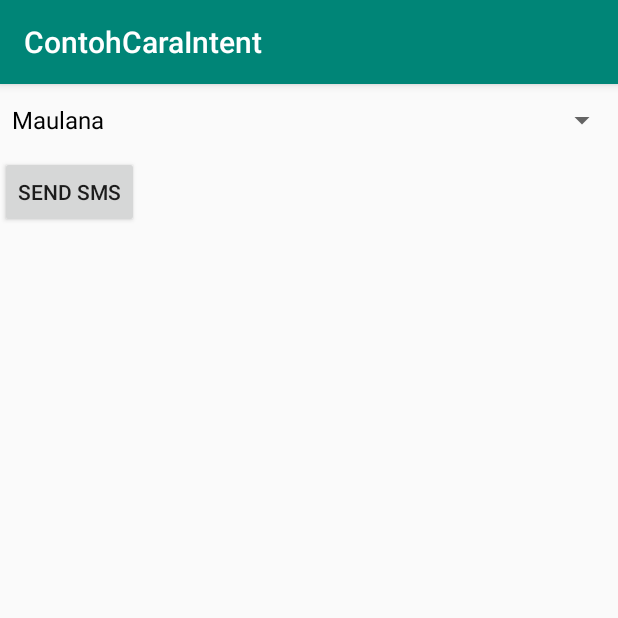
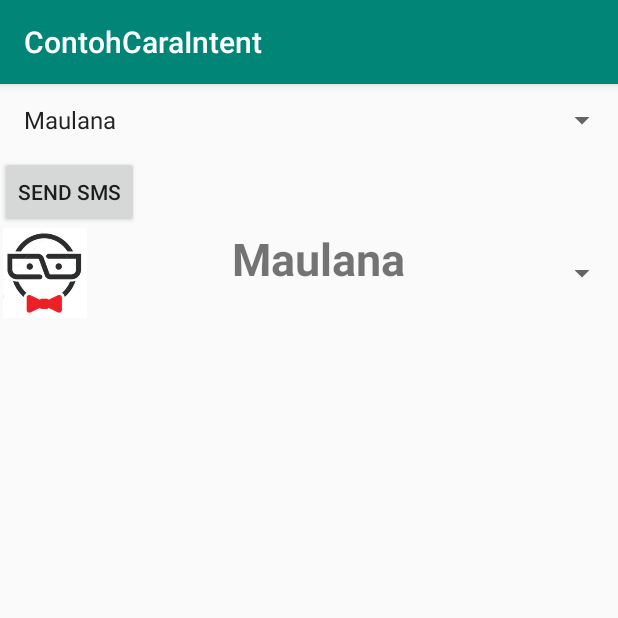
Before and after one commit to dewabrata/ContohCaraIntent, an Android app: the screen it shows after launch (Form1), on a phone screen of 412 x 824 dp, the top half of it. Run offline under Robolectric (Android 15) with nearby library versions, the phone set to English and light mode, and no system bars.

Commit message:
SpinnerCustom

```diff
--- a/app/src/main/java/com/juaracoding/contohcaraintent/Form1.java
+++ b/app/src/main/java/com/juaracoding/contohcaraintent/Form1.java
@@ -14,22 +14,25 @@ import android.widget.ListAdapter;
 import android.widget.SimpleAdapter;
 import android.widget.Spinner;
 
+import com.juaracoding.contohcaraintent.adapter.CustomAdapter;
+
 import java.util.List;
 
 public class Form1 extends AppCompatActivity {
 
-    Spinner list ;
+    Spinner list,list2 ;
     @Override
     protected void onCreate(Bundle savedInstanceState) {
         super.onCreate(savedInstanceState);
         setContentView(R.layout.list_layout);
 
         list = (Spinner)findViewById(R.id.spinner);
+        list2 = (Spinner)findViewById(R.id.spinner2);
 
 
 
         ArrayAdapter spinnerArrayAdapter = new ArrayAdapter(this,
-                android.R.layout.simple_spinner_dropdown_item,
+                android.R.layout.simple_list_item_1,
                 new DataFactory().createDataSimpleList());
 
         list.setAdapter(spinnerArrayAdapter);
@@ -43,6 +46,11 @@ public class Form1 extends AppCompatActivity {
 
             }
         });
+
+
+        CustomAdapter customAdapter = new CustomAdapter(this,
+                R.layout.list_item_custom,new DataFactory().createDataSimpleList());
+        list2.setAdapter(customAdapter);
     }
 
     public void callIntentSMS(){
--- /dev/null
+++ b/app/src/main/java/com/juaracoding/contohcaraintent/adapter/CustomAdapter.java
@@ -0,0 +1,55 @@
+package com.juaracoding.contohcaraintent.adapter;
+
+import android.content.Context;
+import android.support.annotation.LayoutRes;
+import android.support.annotation.NonNull;
+import android.support.annotation.Nullable;
+import android.view.LayoutInflater;
+import android.view.View;
+import android.view.ViewGroup;
+import android.widget.ArrayAdapter;
+import android.widget.ImageView;
+import android.widget.TextView;
+
+import com.juaracoding.contohcaraintent.R;
+
+import java.util.List;
+
+public class CustomAdapter extends ArrayAdapter<String> {
+
+    private final LayoutInflater mInflater;
+    private final Context mContext;
+    private final List<String> items;
+    private final int mResource;
+
+    public CustomAdapter(@NonNull Context context, @LayoutRes int resource,
+                              @NonNull List objects) {
+        super(context, resource, 0, objects);
+
+        mContext = context;
+        mInflater = LayoutInflater.from(context);
+        mResource = resource;
+        items = objects;
+    }
+    @Override
+    public View getDropDownView(int position, @Nullable View convertView,
+                                @NonNull ViewGroup parent) {
+        return createItemView(position, convertView, parent);
+    }
+
+    @Override
+    public @NonNull View getView(int position, @Nullable View convertView, @NonNull ViewGroup parent) {
+        return createItemView(position, convertView, parent);
+    }
+
+    private View createItemView(int position, View convertView, ViewGroup parent){
+        final View view = mInflater.inflate(mResource, parent, false);
+        TextView txtNama = (TextView) view.findViewById(R.id.txtNama);
+
+        ImageView img = (ImageView)view.findViewById(R.id.imgGambar);
+        img.setImageResource(R.drawable.icon_kacamata);
+
+        txtNama.setText( items.get(position).toString());
+        return view;
+    }
+}
--- /dev/null
+++ b/app/src/main/res/layout/list_item.xml
@@ -0,0 +1,9 @@
+<?xml version="1.0" encoding="utf-8"?>
+<TextView xmlns:android="http://schemas.android.com/apk/res/android"
+    android:id="@android:id/text1"
+    style="?android:attr/dropDownItemStyle"
+    android:textAppearance="?android:attr/textAppearanceLargePopupMenu"
+    android:singleLine="true"
+    android:layout_width="match_parent"
+    android:layout_height="?android:attr/listPreferredItemHeight"
+    android:ellipsize="marquee" />
--- /dev/null
+++ b/app/src/main/res/layout/list_item_custom.xml
@@ -0,0 +1,23 @@
+<?xml version="1.0" encoding="utf-8"?>
+<LinearLayout xmlns:android="http://schemas.android.com/apk/res/android"
+    xmlns:app="http://schemas.android.com/apk/res-auto"
+    xmlns:tools="http://schemas.android.com/tools"
+    android:layout_width="match_parent"
+    android:layout_height="wrap_content"
+    android:orientation="horizontal">
+
+    <ImageView
+        android:id="@+id/imgGambar"
+        android:layout_width="60dp"
+        android:layout_height="60dp"
+        tools:srcCompat="@drawable/icon_kacamata" />
+
+    <TextView
+        android:id="@+id/txtNama"
+        android:layout_width="match_parent"
+        android:layout_height="match_parent"
+        android:text="TextView"
+        android:textAlignment="center"
+        android:textSize="30sp"
+        android:textStyle="bold" />
+</LinearLayout>
--- a/app/src/main/res/layout/list_layout.xml
+++ b/app/src/main/res/layout/list_layout.xml
@@ -14,4 +14,9 @@
         android:layout_width="wrap_content"
         android:layout_height="wrap_content"
         android:text="Send SMS" />
+
+    <Spinner
+        android:id="@+id/spinner2"
+        android:layout_width="match_parent"
+        android:layout_height="wrap_content" />
 </LinearLayout>
```
Also changed, not shown: app/src/main/res/drawable/icon_kacamata.jpg (added).
